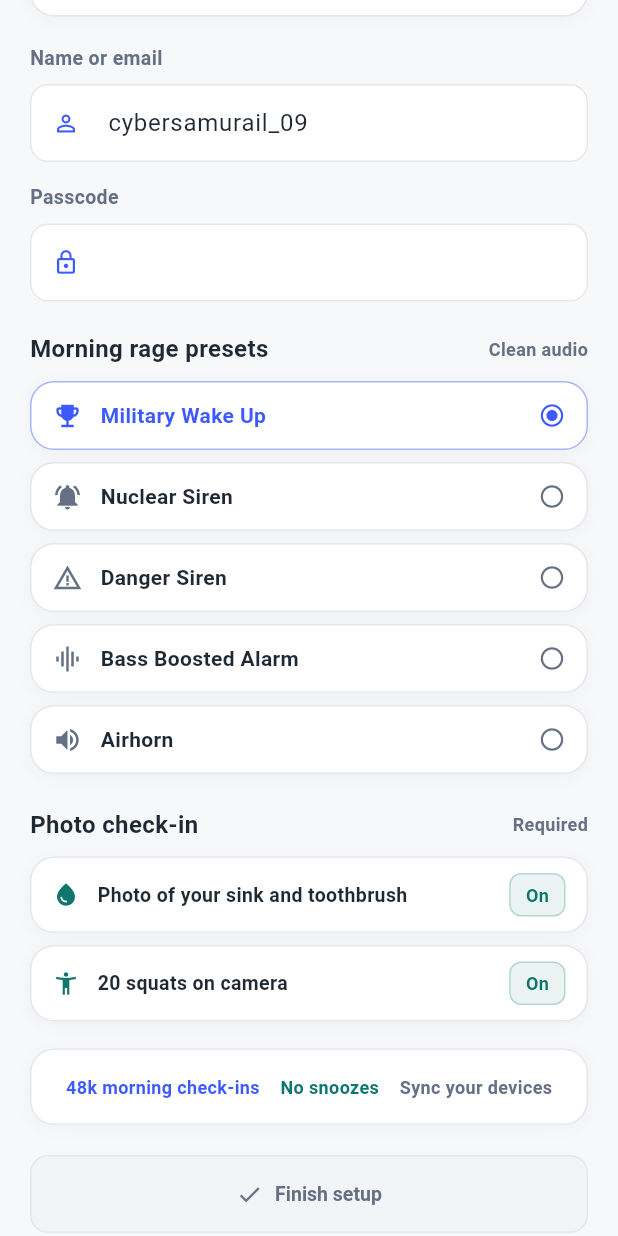
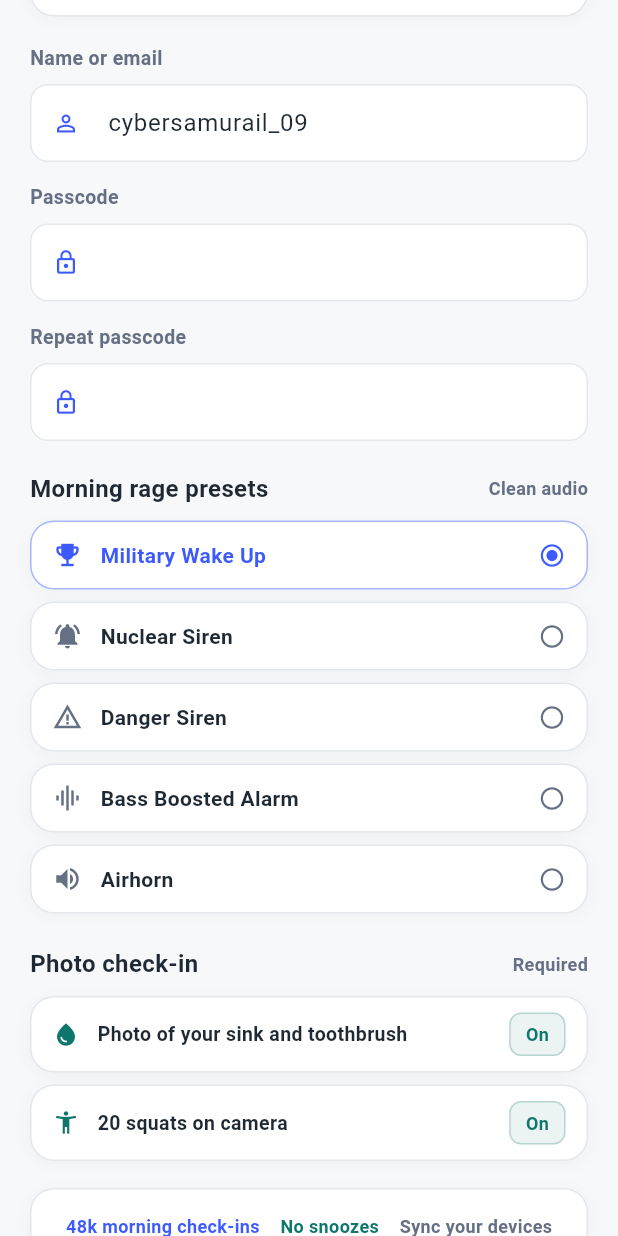
Before and after one commit to sarbneu/hypemotiv, a Flutter app: the SetupScreen screen opened directly, scrolled down 576 dp, on a phone screen of 412 x 824 dp. Run offline on Flutter 3.47's test engine with Material 3 defaults, Android fonts, the phone set to English and light mode, and no system bars; our stand-ins replace audioplayers, camera, file_picker, flutter_local_notifications, hive_flutter, image_picker and 3 more; missing offline and left inert: dart:js_interop, google_mlkit_pose_detection, record; accounts and stored records are empty.

Commit message:
fix: validate credentials in first-run setup and share auth rules

```diff
--- a/lib/screens/setup_screen.dart
+++ b/lib/screens/setup_screen.dart
@@ -25,6 +25,8 @@ class _SetupScreenState extends State<SetupScreen> {
     text: 'cybersamurail_09',
   );
   final TextEditingController _passcodeController = TextEditingController();
+  final TextEditingController _confirmController = TextEditingController();
+  String _error = '';
   int _disciplineIndex = 0;
   SoundOption _selectedSound = defaultSoundOptions.first;
   List<String> _selectedTasks = wakeTasks.map((WakeTask task) => task.id).toList();
@@ -46,10 +48,31 @@ class _SetupScreenState extends State<SetupScreen> {
     Icons.volume_up,
   ];
 
+  Future<void> _finishSetup() async {
+    final String? userError = AuthService.validateUser(_handleController.text);
+    final String? passError = AuthService.validatePasscode(
+      _passcodeController.text,
+      confirmation: _confirmController.text,
+    );
+    final String? problem = userError ?? passError;
+    if (problem != null) {
+      setState(() => _error = problem);
+      _toast(problem);
+      return;
+    }
+    setState(() => _error = '');
+    await AuthService().register(
+      _handleController.text,
+      _passcodeController.text,
+    );
+    widget.onEnter?.call();
+  }
+
   @override
   void dispose() {
     _handleController.dispose();
     _passcodeController.dispose();
+    _confirmController.dispose();
     super.dispose();
   }
 
@@ -231,6 +254,34 @@ class _SetupScreenState extends State<SetupScreen> {
                       ),
                     ),
                   ),
+                  const SizedBox(height: 14),
+                  const MicroText(
+                    'Repeat passcode',
+                    color: Color(0xFF667085),
+                    fontSize: 13,
+                  ),
+                  const SizedBox(height: 8),
+                  TextField(
+                    controller: _confirmController,
+                    obscureText: true,
+                    decoration: const InputDecoration(
+                      prefixIcon: Icon(
+                        Icons.lock_outline,
+                        color: Color(0xFF3D5AFE),
+                        size: 18,
+                      ),
+                    ),
+                  ),
+                  if (_error.isNotEmpty) ...<Widget>[
+                    const SizedBox(height: 10),
+                    Text(
+                      _error,
+                      style: const TextStyle(
+                        color: Color(0xFFF04438),
+                        fontSize: 12,
+                      ),
+                    ),
+                  ],
                   const SizedBox(height: 20),
 
                   const SectionLabel(
@@ -335,7 +386,7 @@ class _SetupScreenState extends State<SetupScreen> {
                   NeonButton(
                     label: 'Finish setup',
                     icon: Icons.check,
-                    onPressed: widget.onEnter,
+                    onPressed: _finishSetup,
                   ),
                   const SizedBox(height: 16),
                   Row(
```
Also changed, not shown: lib/screens/login_screen.dart (+7 -14 lines), lib/services/auth_service.dart (+24 -0 lines), 1 other file.
